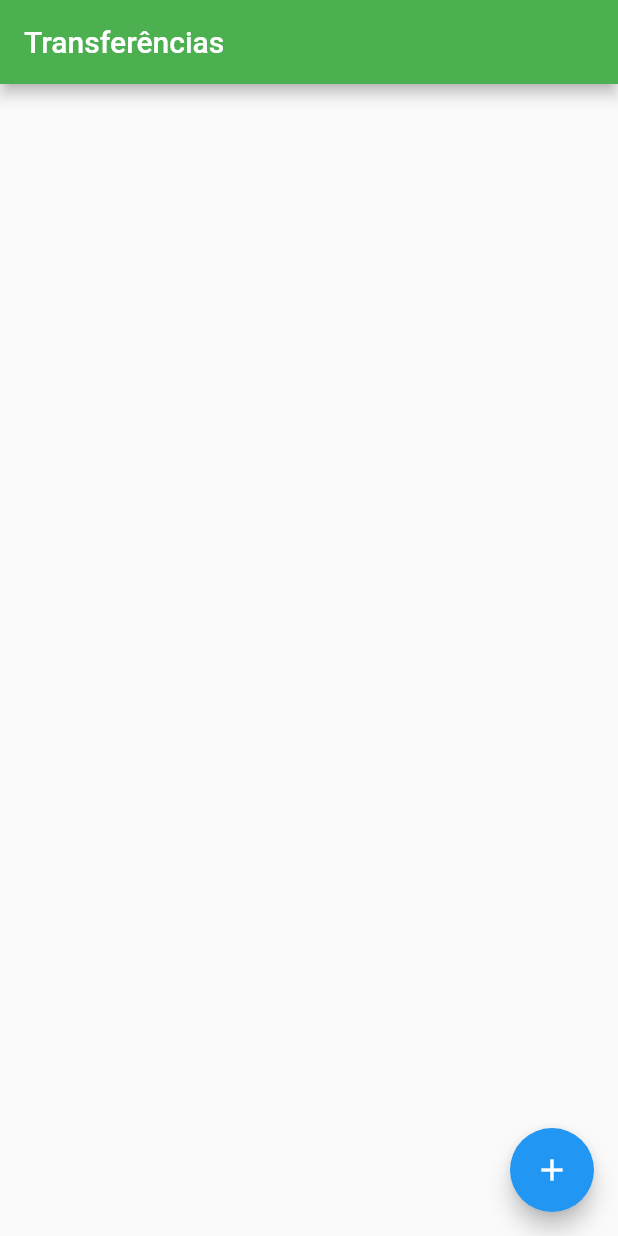
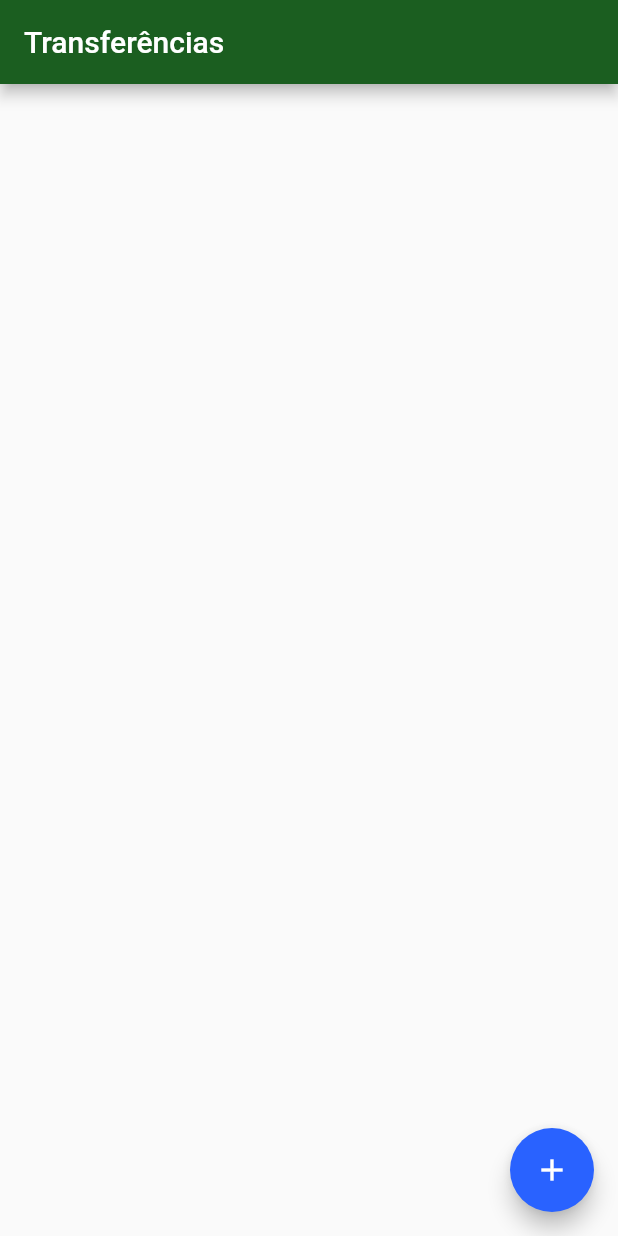
Before and after one commit to HenriqueHartmann/alura-flutter-fundamentos, a Flutter app: the screen it shows after launch, on a phone screen of 412 x 824 dp. Run offline on Flutter 3.47's test engine with Material 2 defaults, Android fonts, the phone set to English and light mode, and no system bars.

Commit message:
modify app theme

```diff
--- a/lib/main.dart
+++ b/lib/main.dart
@@ -1,16 +1,36 @@
 import 'package:flutter/material.dart';
 
-void main() => runApp(const BytebankApp());
+void main() => runApp(BytebankApp());
 
 class BytebankApp extends StatelessWidget {
-  const BytebankApp({Key? key}) : super(key: key);
+  BytebankApp({Key? key}) : super(key: key);
+
+  final ThemeData theme = ThemeData();
 
   @override
   Widget build(BuildContext context) {
     return MaterialApp(
-      home: Scaffold(
-        body: ListaTransferencia(),
+      theme: theme.copyWith(
+        colorScheme: theme.colorScheme.copyWith(
+          primary: Colors.green[900],
+          secondary: Colors.blueAccent[700],
+        ),
+      // theme: ThemeData(
+      //   colorScheme: ColorScheme.fromSwatch(
+      //     primarySwatch: Colors.green,
+      //   ).copyWith(
+      //     secondary: Colors.blueAccent[700],
+      //   ), Utilizado pela Alura
+        elevatedButtonTheme: ElevatedButtonThemeData(
+            style: ElevatedButton.styleFrom(
+              primary: Colors.blueAccent[700],
+            )
+        ),
+        buttonTheme: ButtonThemeData(
+            buttonColor: Colors.blueAccent[700],
+            textTheme: ButtonTextTheme.primary ),
       ),
+    home: ListaTransferencia(),
     );
   }
 }
@@ -121,7 +141,6 @@ class ListaTransferenciaState extends State<ListaTransferencia> {
     return Scaffold(
       appBar: AppBar(
         title: const Text('Transferências'),
-        backgroundColor: Colors.green,
       ),
       body: ListView.builder(
         itemCount: widget._transferencias.length,
@@ -138,7 +157,7 @@ class ListaTransferenciaState extends State<ListaTransferencia> {
             return const FormularioTransferencia();
           }));
           future.then((transferenciaRecebida) {
-            Future.delayed(Duration(seconds: 1), () {
+            Future.delayed(const Duration(seconds: 1), () {
               debugPrint('$transferenciaRecebida');
               if (transferenciaRecebida != null) {
                 setState(() => widget._transferencias.add(transferenciaRecebida));
```
